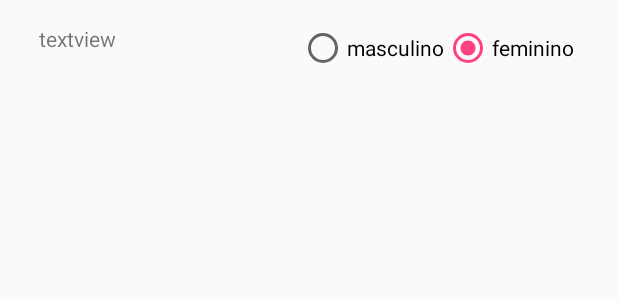
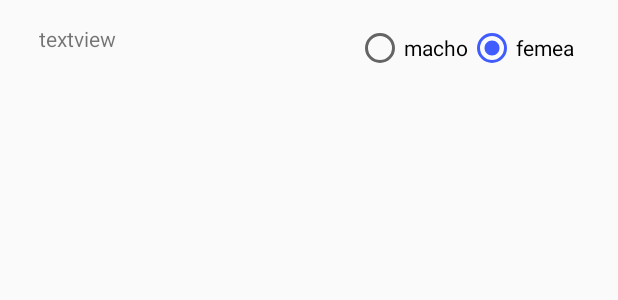
Before and after one commit to suelliton/LIMI, an Android app: the layout inflate_set_sexo_animais.xml on its own in the app's theme, with its tools: preview values and no code run, on a phone screen of 412 x 824 dp. Shown: the top 300 px of the screen. Run offline under Robolectric (Android 15) with nearby library versions, the phone set to English and light mode, and no system bars.

Commit message:
mudança de cores do tema

```diff
--- a/app/src/main/java/com/example/suelliton/limi/activities/Experimento.java
+++ b/app/src/main/java/com/example/suelliton/limi/activities/Experimento.java
@@ -53,7 +53,7 @@ public class Experimento extends AppCompatActivity
         database = MyDatabaseUtil.getDatabase();
         logadoReference = database.getReference("usuarios").child(LOGADO);
         Toolbar toolbar = (Toolbar) findViewById(R.id.toolbar);
-        setSupportActionBar(toolbar);
+       setSupportActionBar(toolbar);
 
         FloatingActionButton fabAddDieta = (FloatingActionButton) findViewById(R.id.fab_add_dieta);
         fabAddDieta.setOnClickListener(new View.OnClickListener() {
--- a/app/src/main/res/layout/inflate_experimento.xml
+++ b/app/src/main/res/layout/inflate_experimento.xml
@@ -40,7 +40,7 @@
                     android:layout_height="wrap_content"
                     android:layout_marginStart="@dimen/fab_margin"
                     android:text="nome"
-                    android:textColor="@color/colorPrimaryDark"
+                    android:textColor="@color/preto"
                     android:textSize="25dp" />
                 <TextView
                     android:id="@+id/label_especie"
@@ -48,7 +48,7 @@
                     android:layout_height="wrap_content"
                     android:layout_marginStart="@dimen/fab_margin"
                     android:text="especie"
-                    android:textColor="@color/colorPrimaryDark"
+                    android:textColor="@color/preto"
                     android:textSize="20dp" />
 
                 <TextView
@@ -57,7 +57,7 @@
                     android:layout_height="wrap_content"
                     android:layout_marginStart="@dimen/fab_margin"
                     android:text="desc"
-                    android:textColor="@color/colorPrimaryDark"
+                    android:textColor="@color/preto"
                     android:textSize="20dp" />
 
 
--- a/app/src/main/res/layout/inflate_set_sexo_animais.xml
+++ b/app/src/main/res/layout/inflate_set_sexo_animais.xml
@@ -26,16 +26,16 @@
         app:layout_constraintTop_toTopOf="parent">
 
         <RadioButton
-            android:id="@+id/radio_masculino"
+            android:id="@+id/radio_macho"
             android:layout_width="wrap_content"
             android:layout_height="wrap_content"
-            android:text="masculino" />
+            android:text="macho" />
 
         <RadioButton
-            android:id="@+id/radio_feminino"
+            android:id="@+id/radio_femea"
             android:checked="true"
             android:layout_width="wrap_content"
             android:layout_height="wrap_content"
-            android:text="feminino" />
+            android:text="femea" />
     </RadioGroup>
 </android.support.constraint.ConstraintLayout>
--- a/app/src/main/res/layout/nav_header_principal.xml
+++ b/app/src/main/res/layout/nav_header_principal.xml
@@ -3,7 +3,7 @@
     xmlns:app="http://schemas.android.com/apk/res-auto"
     android:layout_width="match_parent"
     android:layout_height="@dimen/nav_header_height"
-    android:background="@drawable/side_nav_bar"
+    android:background="@android:color/holo_green_dark"
     android:gravity="bottom"
     android:orientation="vertical"
     android:paddingBottom="@dimen/activity_vertical_margin"
@@ -24,13 +24,13 @@
         android:layout_width="match_parent"
         android:layout_height="wrap_content"
         android:paddingTop="@dimen/nav_header_vertical_spacing"
-        android:text="@string/nav_header_title"
+        android:text="LIMI"
         android:textAppearance="@style/TextAppearance.AppCompat.Body1" />
 
     <TextView
         android:id="@+id/textView"
         android:layout_width="wrap_content"
         android:layout_height="wrap_content"
-        android:text="@string/nav_header_subtitle" />
+        android:text="Laboratório de imunologia e inflamação" />
 
 </LinearLayout>
--- a/app/src/main/res/values/colors.xml
+++ b/app/src/main/res/values/colors.xml
@@ -1,6 +1,6 @@
 <?xml version="1.0" encoding="utf-8"?>
 <resources>
-    <color name="colorPrimary">#3F51B5</color>
-    <color name="colorPrimaryDark">#303F9F</color>
-    <color name="colorAccent">#FF4081</color>
+    <color name="colorPrimary">#3c800f</color>
+    <color name="colorPrimaryDark">#fd417e18</color>
+    <color name="colorAccent">#405cff</color>
 </resources>
--- a/app/src/main/res/values/styles.xml
+++ b/app/src/main/res/values/styles.xml
@@ -16,5 +16,8 @@
     <style name="AppTheme.AppBarOverlay" parent="ThemeOverlay.AppCompat.Dark.ActionBar" />
 
     <style name="AppTheme.PopupOverlay" parent="ThemeOverlay.AppCompat.Light" />
+<color name="preto">#000</color>
+    <color name="branco">#fff</color>
+
 
 </resources>
```
Also changed, not shown: app/src/main/AndroidManifest.xml (+7 -6 lines), app/src/main/java/com/example/suelliton/limi/activities/AddExperimento.java (+4 -7 lines), app/src/main/java/com/example/suelliton/limi/fragments/FragmentPeso.java (+46 -32 lines).
